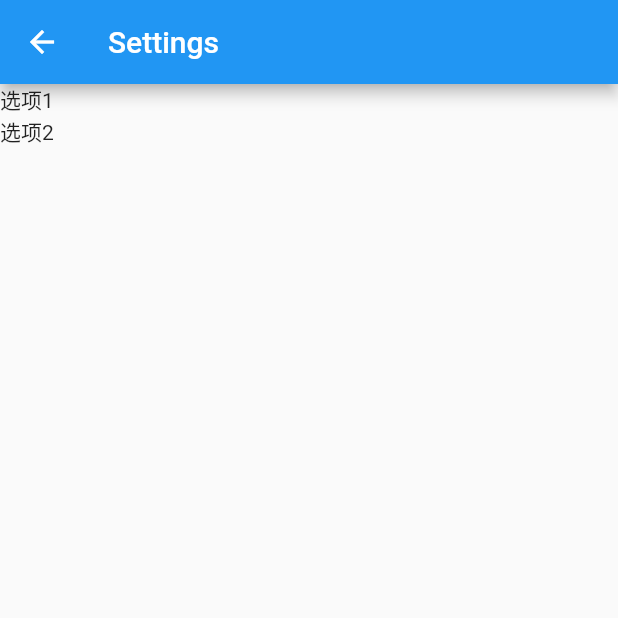
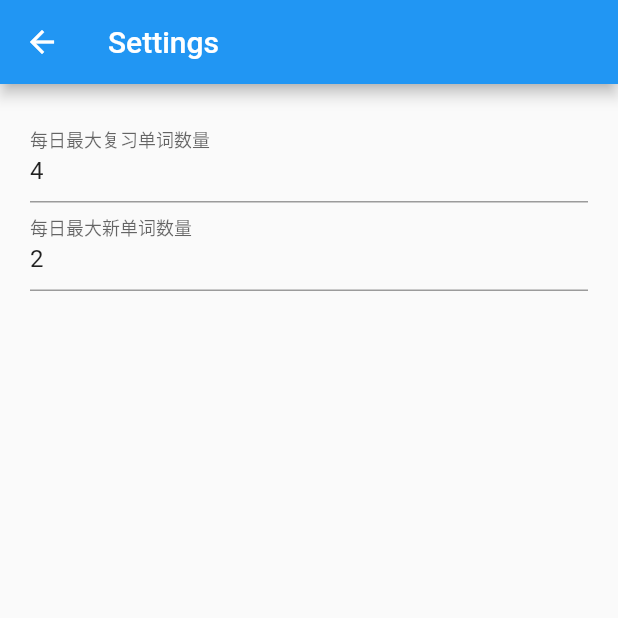
Before and after one commit to wangzilinn/Angin-mobile, a Flutter app: the screen it shows after launch, after a tap on the "menu" icon, on a phone screen of 412 x 824 dp, the top half of it. Run offline on Flutter 3.47's test engine with Material 2 defaults, Android fonts, the phone set to English and light mode, and no system bars; our stand-ins replace get_it; network calls fail.

Commit message:
调通了从服务器获取今日单词列表, 新增了设置model,但是尚未实现本地储存, 增加了配置service,完成了单词详情页的显式逻辑, 捋顺了更新逻辑

```diff
--- a/lib/main.dart
+++ b/lib/main.dart
@@ -1,15 +1,25 @@
 import 'package:flutter/material.dart';
+import 'package:get_it/get_it.dart';
+import 'package:word_front_end/services/card_service.dart';
+import 'package:word_front_end/services/config_service.dart';
 import 'package:word_front_end/views/card_list_view.dart';
 
-void main() => runApp(MyApp());
+void setupLocator() {
+  GetIt.I.registerLazySingleton(() => CardService());
+  GetIt.I.registerLazySingleton(() => ConfigService());
+}
+
+void main() {
+  setupLocator();
+  runApp(MyApp());
+}
 
 class MyApp extends StatelessWidget {
   @override
   Widget build(BuildContext context) {
     return MaterialApp(
-      title: "单词",
-      theme: ThemeData(primaryColor: Colors.blue),
-      home: CardListView()
-    );
+        title: "Card",
+        theme: ThemeData(primaryColor: Colors.blue),
+        home: CardListView());
   }
 }
--- a/lib/models/displayed_card_model.dart
+++ b/lib/models/displayed_card_model.dart
@@ -8,12 +8,16 @@ class DisplayedCardModel{
   DisplayedCardModel({this.key, this.front, this.back, this.expireDate, this.options});
 
   factory DisplayedCardModel.fromJson(Map<String, dynamic> item){
+    List<String> options = new List();//map不能直接赋值
+    for(var opt in item['options']){
+      options.add(opt);
+    }
     return DisplayedCardModel(
       key: item['key'],
       front: item['front'],
       back: item['back'],
       expireDate: item['expireDate'],
-      options: item['options']
+      options: options
     );
   }
 }
--- a/lib/models/rest_response_model.dart
+++ b/lib/models/rest_response_model.dart
@@ -3,5 +3,5 @@ class RESTResponseModel<T>{
   bool error;
   String errorMessage;
 
-  RESTResponseModel({this.data, this.error, this.errorMessage});
+  RESTResponseModel({this.data, this.error = false, this.errorMessage});
 }
--- /dev/null
+++ b/lib/services/config_service.dart
@@ -0,0 +1,20 @@
+import 'package:word_front_end/models/settings_model.dart';
+
+class ConfigService {
+  SettingsModel _savedSettingsModel;
+
+  ConfigService() {
+    //TODO 获取本地配置
+    _savedSettingsModel =
+        new SettingsModel(maxNewCardNumber: 2, maxReciteCardNumber: 4);
+  }
+
+  void updateSettings(SettingsModel settingsModel){
+    _savedSettingsModel.update(settingsModel);
+  }
+
+  SettingsModel get savedSettings => _savedSettingsModel;
+
+  int get maxReciteCardNumber => _savedSettingsModel.maxReciteCardNumber;
+  int get maxNewCardNumber => _savedSettingsModel.maxNewCardNumber;
+}
--- a/lib/views/card_list_view.dart
+++ b/lib/views/card_list_view.dart
@@ -1,5 +1,9 @@
 import 'package:flutter/material.dart';
+import 'package:get_it/get_it.dart';
+import 'package:word_front_end/models/displayed_card_model.dart';
+import 'package:word_front_end/models/rest_response_model.dart';
 import 'package:word_front_end/services/card_service.dart';
+import 'package:word_front_end/services/config_service.dart';
 import 'package:word_front_end/views/card_detail_view.dart';
 import 'package:word_front_end/views/settings_view.dart';
 
@@ -9,7 +13,19 @@ class CardListView extends StatefulWidget {
 }
 
 class _CardListViewState extends State<CardListView> {
-//  CardService get service => GetIt.I<CardService>();
+  CardService get cardService => GetIt.I<CardService>();
+
+  ConfigService get configService => GetIt.I<ConfigService>();
+
+  RESTResponseModel<List<DisplayedCardModel>> _restResponseModel;
+  bool _isLoading = false;
+
+  @override
+  void initState() {
+    super.initState();
+    _fetchCards();
+  }
+
   @override
   Widget build(BuildContext context) {
     return Scaffold(
@@ -18,21 +34,34 @@ class _CardListViewState extends State<CardListView> {
         actions: <Widget>[
           IconButton(
             icon: const Icon(Icons.menu),
-            onPressed: (){
-              Navigator.of(context).push(MaterialPageRoute(builder: (_)=>SettingsView()));
+            onPressed: () {
+              Navigator.of(context)
+                  .push(MaterialPageRoute(builder: (_) => SettingsView()));
             },
           )
         ],
       ),
-      body: ListView.separated(
+      body: Builder(
+        builder: (_) {
+          if (_isLoading) {
+            return CircularProgressIndicator();
+          }
+
+          if (_restResponseModel.error) {
+            return Center(
+              child: Text(_restResponseModel.errorMessage),
+            );
+          }
+          return ListView.separated(
               itemBuilder: (_, index) {
                 return ListTile(
-              title: Text("title",
+                  title: Text(_restResponseModel.data[index].key,
                       style: TextStyle(color: Theme.of(context).primaryColor)),
-              subtitle: Text("sub title"),
+                  subtitle: Text(_restResponseModel.data[index].expireDate),
                   onTap: () {
-                Navigator.of(context)
-                    .push(MaterialPageRoute(builder: (_) => CardDetailView()));
+                    Navigator.of(context).push(MaterialPageRoute(
+                        builder: (_) =>
+                            CardDetailView(_restResponseModel.data[index])));
                   },
                 );
               },
@@ -42,7 +71,23 @@ class _CardListViewState extends State<CardListView> {
                   color: Colors.green,
                 );
               },
-          itemCount: 10),
+              itemCount: _restResponseModel.data.length);
+        },
+      ),
     );
   }
+
+  void _fetchCards() async {
+    setState(() {
+      _isLoading = true;
+    });
+
+    _restResponseModel = await cardService.getCardList(
+        reciteCardNumber: configService.maxReciteCardNumber,
+        newCardNumber: configService.maxNewCardNumber);
+
+    setState(() {
+      _isLoading = false;
+    });
   }
+}
--- a/lib/views/settings_view.dart
+++ b/lib/views/settings_view.dart
@@ -1,22 +1,52 @@
 import 'package:flutter/cupertino.dart';
 import 'package:flutter/material.dart';
 
-class SettingsView extends StatelessWidget {
+class SettingsView extends StatefulWidget {
+  @override
+  _SettingsViewState createState() => _SettingsViewState();
+}
+
+class _SettingsViewState extends State<SettingsView> {
+  TextEditingController _maxReciteCardNumberController = TextEditingController(text: "4");
+  TextEditingController _maxNewCardNumberController = TextEditingController(text: "2");
+
+  bool _settingChanged = false;
+
+  @override
+  void initState(){
+    super.initState();
+
+  }
+
   @override
   Widget build(BuildContext context) {
     return Scaffold(
       appBar: AppBar(
         title: Text("Settings"),
       ),
-      body: Column(
-        children: <Widget>[
-          Text(
-            "选项1"
-          ),
-          Text(
-            "选项2"
-          )
-        ],
+      body: Padding(
+        padding: const EdgeInsets.all(20.0),
+        child: Column(
+          children: <Widget>[
+            TextField(
+              decoration: InputDecoration(
+                labelText: "每日最大复习单词数量",
+              ),
+              keyboardType: TextInputType.number,
+              controller: _maxReciteCardNumberController,
+              onChanged: (value){
+                _settingChanged = true;
+              },
+            ),
+            TextField(
+              decoration: InputDecoration(
+                labelText: "每日最大新单词数量",
+              ),
+              keyboardType: TextInputType.number,
+              controller: _maxNewCardNumberController,
+            ),
+          ],
+        ),
       ),
     );
   }
--- a/pubspec.yaml
+++ b/pubspec.yaml
@@ -24,6 +24,7 @@ dependencies:
   # Use with the CupertinoIcons class for iOS style icons.
   cupertino_icons: ^0.1.2
   http: ^0.12.0+3
+  get_it: ^3.1.0
 
 dev_dependencies:
   flutter_test:
```
Also changed, not shown: lib/models/settings_model.dart (added, +13 -0 lines), lib/services/card_service.dart (+10 -5 lines), lib/views/card_detail_view.dart (+40 -15 lines), pubspec.lock. Lines whose indentation alone changed are shown as unchanged.
